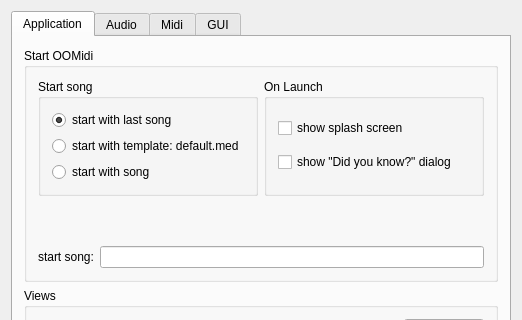
The window that oom/widgets/gensetbase.ui (ccherrett/oom) describes before a commit, drawn with Qt 5; both pictures show x 0 to 522 and y 0 to 320 of the 522 by 524 pixel window.
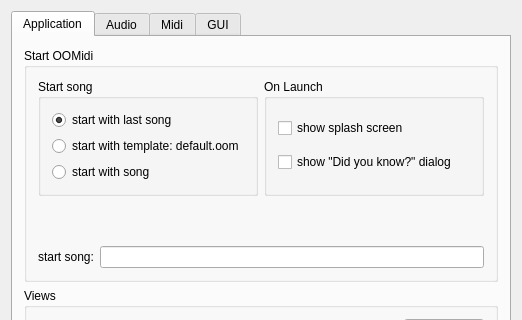
The same window after the commit. The open tabs and pages were chosen to show the change.

Diff of the .ui file:
```diff
--- a/oom/widgets/gensetbase.ui
+++ b/oom/widgets/gensetbase.ui
@@ -485,7 +485,7 @@
                   </sizepolicy>
                  </property>
                  <property name="text">
-                  <string>start with template: default.med</string>
+                  <string>start with template: default.oom</string>
                  </property>
                  <property name="checked">
                   <bool>false</bool>
```
